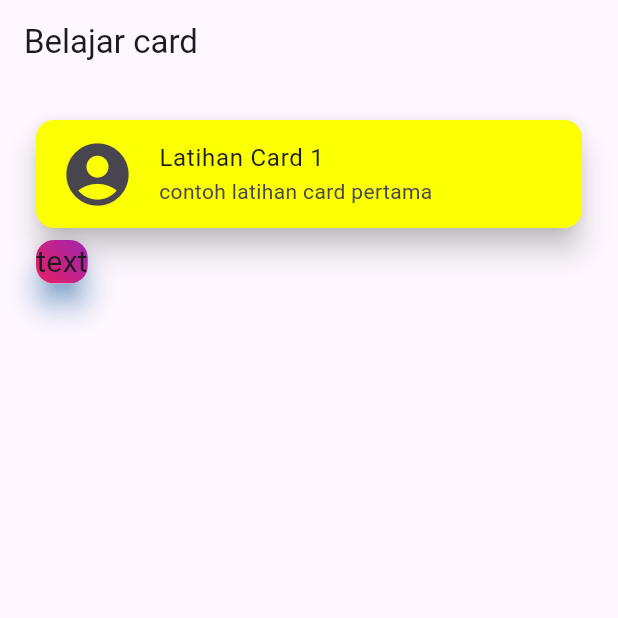
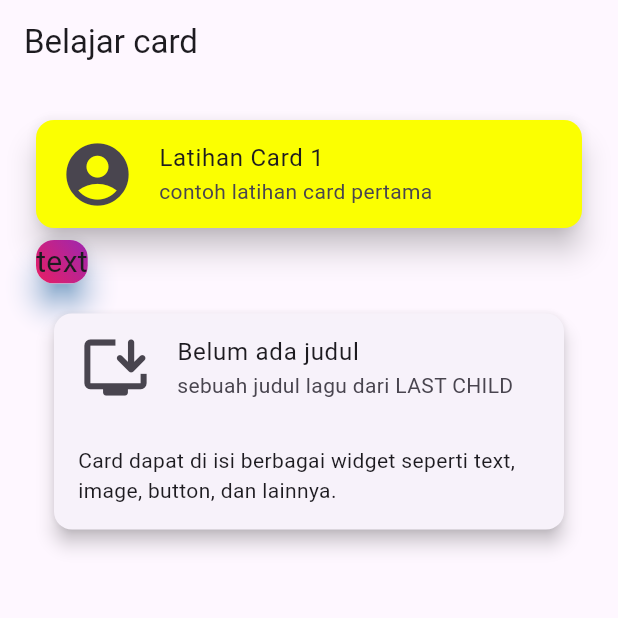
Before and after one commit to DavidDSaputra/week8, a Flutter app: the screen it shows after launch, on a phone screen of 412 x 824 dp, the top half of it. Run offline on Flutter 3.47's test engine with Material 3 defaults, Android fonts, the phone set to English and light mode, and no system bars.

Commit message:
membuat card with listtilte

```diff
--- a/lib/pages/test.dart
+++ b/lib/pages/test.dart
@@ -36,13 +36,32 @@ class MyCard extends StatelessWidget {
                   ),
                   child: Text("text", style: TextStyle(fontSize: 20.0),),
                 ),
-              )
+              ),
+              Card(
+                elevation: 5.0,
+                  margin: EdgeInsets.all(16.0),
+                    child: Column(
+                      mainAxisSize: MainAxisSize.min,
+                        children: [
+                        ListTile(
+                          leading: Icon(Icons.install_desktop_rounded, size: 50),
+                          title: Text('Belum ada judul'),
+                          subtitle: Text('sebuah judul lagu dari LAST CHILD'),
+                          ),
+                        Padding(
+                          padding: EdgeInsets.all(16.0),
+                          child: Text(
+                          'Card dapat di isi berbagai widget seperti text, '
+                          'image, button, dan lainnya.',
+                        ),
+                      ),
+                  ],
+                ),
+              ),
             ],
           ),
         ),
       ),
     );
-
-
   }
 }
```
